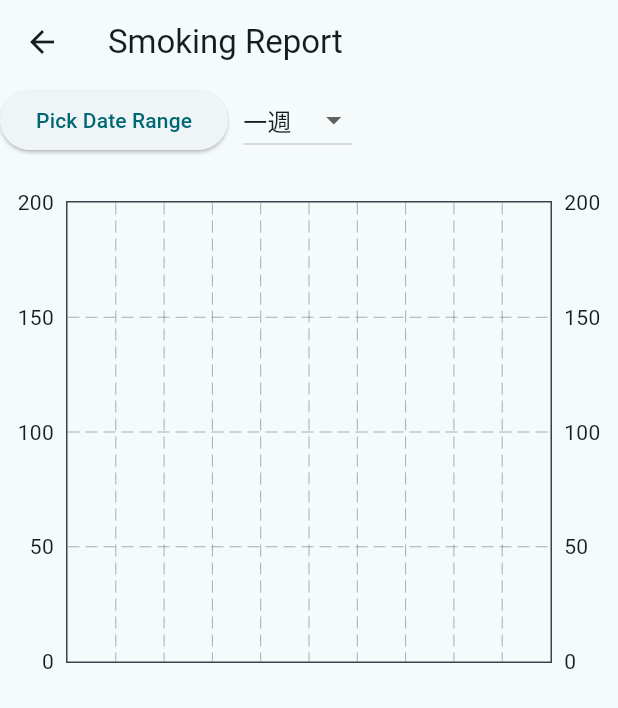
After one commit to yaming8002/smoking_record, a Flutter app: the screen it shows after launch, after a tap on "今日", on a phone screen of 412 x 824 dp. The commit adds this screen. Shown: the top 708 px of the screen. Run offline on Flutter 3.47's test engine with Material 2 defaults, Android fonts, the phone set to English and light mode, and no system bars; drawn by our look-alikes of fl_chart; our stand-ins replace shared_preferences, sqflite, sqflite_common; accounts and stored records are empty.

Commit message:
add report page

```diff
--- a/lib/editRecordPage.dart
+++ b/lib/editRecordPage.dart
@@ -130,8 +130,8 @@ class _EditSomkingPageState extends State<EditSomkingPage> {
                   widget.status.endTime = DateTime.parse('${_endDateController.text} ${_endTimeController.text}');
                   widget.status.totalTime = widget.status.endTime.difference(widget.status.startTime);
                   widget.status.evaluate = _smokingEvaluate!;
-                  // await DBHelper.updateSmokingStatus(widget.status.toMap());
-                  Navigator.pop(context);
+                   await DBHelper.updateSmokingStatus(widget.status.toMap());
+                  Navigator.pop(context,true);
                 },
               ),
             ],
--- a/lib/homePage.dart
+++ b/lib/homePage.dart
@@ -3,6 +3,7 @@ import 'dart:async';
 import 'package:flutter/cupertino.dart';
 import 'package:flutter/material.dart';
 import 'package:intl/intl.dart';
+import 'package:smoking_record/reportPage.dart';
 import 'package:smoking_record/settingPage.dart';
 import 'package:sqflite/sqflite.dart';
 
@@ -50,16 +51,30 @@ class _MyHomePageState extends State<HomePage> {
     await getDayAndWeekTotalNum();
   }
 
+
+  String? formatDate(String? isoDate) {
+    if (isoDate == null) {
+      return isoDate ;
+    }
+    DateTime parsedDate = DateTime.parse(isoDate);
+    return DateFormat('yyyy-MM-dd HH:mm:ss').format(parsedDate);
+  }
+
   Future<void> getLastEndTime() async {
     final maps = await db?.rawQuery(
         "SELECT endTime FROM SmokingStatus ORDER BY endTime DESC LIMIT 1");
 
     if (maps != null && maps.isNotEmpty) {
-      final formattedEndTime = maps.first['endTime'] as String?;
-      final timeChange = AppSettings.getTimeChange();
-      if (formattedEndTime != null && formattedEndTime.compareTo(timeChange) >= 0) {
+      final   formattedEndTime = formatDate((maps.first['endTime'] as String?)) ;
+      String now = DateFormat('yyyy-MM-dd').format(DateTime.now()) ;
+      print(formattedEndTime) ;
+      final timeChange = '$now ${AppSettings.getTimeChange()}';
+
+      print(timeChange) ;
+      if (formattedEndTime != null &&
+          formattedEndTime.compareTo(timeChange) >= 0) {
         setState(() {
-          _targetTime = DateTime.parse(formattedEndTime) ;
+          _targetTime = DateTime.parse(formattedEndTime);
         });
       }
     }
@@ -84,30 +99,34 @@ class _MyHomePageState extends State<HomePage> {
     return '$hours:$minutes:$seconds';
   }
 
-  List<String> daterange(DateTime now ){
-    String timeChange = AppSettings.getTimeChange() ;
-    String formattedStartOfWeekDate = DateFormat("yyyy-MM-dd").format(now.subtract(Duration(days: now.weekday - 1)));
-    DateTime startDateTime = DateTime.parse('$formattedStartOfWeekDate $timeChange');
+  List<String> daterange(DateTime now) {
+    String timeChange = AppSettings.getTimeChange();
+    String formattedStartOfWeekDate = DateFormat("yyyy-MM-dd")
+        .format(now.subtract(Duration(days: now.weekday - 1)));
+    DateTime startDateTime =
+        DateTime.parse('$formattedStartOfWeekDate $timeChange');
     DateTime endDateTime = startDateTime.add(Duration(days: 7));
-    List<String> list = [DateFormat("yyyy-MM-dd").format(startDateTime),
-      DateFormat("yyyy-MM-dd").format(endDateTime)]  ;
-    return list ;
+    List<String> list = [
+      DateFormat("yyyy-MM-dd").format(startDateTime),
+      DateFormat("yyyy-MM-dd").format(endDateTime)
+    ];
+    return list;
   }
 
   Future<void> getDayAndWeekTotalNum() async {
     await getLastEndTime();
 
     DateTime now = DateTime.now();
-    String todayStart =DateFormat("yyyy-MM-dd").format(now) ;
-    List<String> rangeDate = daterange(now) ;
+    String todayStart = DateFormat("yyyy-MM-dd").format(now);
+    List<String> rangeDate = daterange(now);
     String weekSelect = '''SELECT
       SUM(count) as smokeCount,
       SUM(totalTime) as totalSmokingTime,
       avg(spacing) as smokingInterval
-      FROM summaryDay WHERE sDate >= ? and  sDate <= ? ''' ;
+      FROM summaryDay WHERE sDate >= ? and  sDate <= ? ''';
 
     // Query for the week data
-    final weekTotalres = await db?.rawQuery( weekSelect, rangeDate);
+    final weekTotalres = await db?.rawQuery(weekSelect, rangeDate);
     if (weekTotalres != null && weekTotalres.isNotEmpty) {
       setState(() {
         weekTotalNum = (weekTotalres.first['smokeCount'] ?? 0) as int;
@@ -119,18 +138,17 @@ class _MyHomePageState extends State<HomePage> {
                     .round());
       });
     }
-    String daySelect =  '''SELECT * FROM summaryDay WHERE sDate = ? ''' ;
+    String daySelect = '''SELECT * FROM summaryDay WHERE sDate = ? ''';
     // Query for the day data
-    final res = await db?.rawQuery( daySelect,  [todayStart]);
+    final res = await db?.rawQuery(daySelect, [todayStart]);
 
     if (res != null && res.isNotEmpty) {
       setState(() {
         dayTotalNum = (res.first['count'] ?? 0) as int;
         dayAllTime =
             Duration(milliseconds: (res.first['totalTime'] ?? 0) as int);
-        daySpacing = Duration(
-            milliseconds:
-                (res.first['spacing'] as int? ?? 0).round());
+        daySpacing =
+            Duration(milliseconds: (res.first['spacing'] as int? ?? 0).round());
       });
     }
   }
@@ -138,16 +156,24 @@ class _MyHomePageState extends State<HomePage> {
   void _navigateToSecondPage() async {
     // 创建 HistoryList 并设置当前时间
     SmokingStatus newStatus = SmokingStatus(
-      null,      // 此處設定為 null 以便 SQLite 自動生成一個 ID
-      1,      // 這是一個代表菸數的範例數值，請替換為實際菸數
-      DateTime.now(),      // 這是抽菸開始時間，現在設定為當前時間
-      DateTime.now(),      // 這是抽菸結束時間，現在設定為當前時間
-      3,      // 這是一個代表評價等級的範例數值，請替換為實際評價等級
-      DateTime.now().difference(DateTime.now()),      // 此處為總抽菸時間，目前為 0，因為起始和結束時間相同
-      _targetTime == null ? null  : DateTime.now().difference(_targetTime!), // 這是抽菸的間隔時間，
+      null,
+      // 此處設定為 null 以便 SQLite 自動生成一個 ID
+      1,
+      // 這是一個代表菸數的範例數值，請替換為實際菸數
+      DateTime.now(),
+      // 這是抽菸開始時間，現在設定為當前時間
+      DateTime.now(),
+      // 這是抽菸結束時間，現在設定為當前時間
+      3,
+      // 這是一個代表評價等級的範例數值，請替換為實際評價等級
+      DateTime.now().difference(DateTime.now()),
+      // 此處為總抽菸時間，目前為 0，因為起始和結束時間相同
+      _targetTime == null
+          ? null
+          : DateTime.now().difference(_targetTime!), // 這是抽菸的間隔時間，
     );
 
-    print(newStatus.toString()) ;
+    print(newStatus.toString());
     await Navigator.push(
       // 必須新增 await 否則會先執行厚片的代碼 getDayAndWeekTotalNum()
       context,
@@ -226,10 +252,11 @@ class _MyHomePageState extends State<HomePage> {
               child: Column(
                 children: <Widget>[
                   // 今日區塊
-                  _buildInfoSection('今日', dayTotalNum, dayAllTime, daySpacing),
+                  _buildInfoSection('今日','一週', dayTotalNum, dayAllTime, daySpacing),
                   SizedBox(height: 20.0), // 間距
                   // 本週區塊
-                  _buildInfoSection('本週', weekTotalNum, weekAllTime, weekSpacing),
+                  _buildInfoSection(
+                      '本週', '一週', weekTotalNum, weekAllTime, weekSpacing),
                 ],
               ),
             ),
@@ -253,8 +280,16 @@ class _MyHomePageState extends State<HomePage> {
     );
   }
 
-  Widget _buildInfoSection(String title, int? totalNum, Duration? allTime, Duration? spacing) {
-    return Container(
+  Widget _buildInfoSection(
+      String title,String dropdownValue, int? totalNum, Duration? allTime, Duration? spacing) {
+    return GestureDetector(
+        onTap: () {
+          Navigator.push(
+            context,
+            MaterialPageRoute(builder: (context) => ReportPage(dropdownValue:dropdownValue)),
+          );
+        },
+        child: Container(
           padding: EdgeInsets.all(8.0),
           decoration: BoxDecoration(
             color: Colors.white60,
@@ -262,18 +297,21 @@ class _MyHomePageState extends State<HomePage> {
           ),
           child: Column(
             children: <Widget>[
-          Text(title, style: TextStyle(fontSize: 20, fontWeight: FontWeight.bold)),
+              Text(title,
+                  style: TextStyle(fontSize: 20, fontWeight: FontWeight.bold)),
               Row(
                 mainAxisAlignment: MainAxisAlignment.spaceAround,
                 children: <Widget>[
-              _buildInfoCard(context,'吸菸數', totalNum?.toString() ?? "0"),
-              _buildInfoCard(context,'累計時間', _formatDuration(allTime ?? Duration.zero)),
-              _buildInfoCard(context,'平均間隔', _formatDuration(spacing ?? Duration.zero)),
+                  _buildInfoCard(context, '吸菸數', totalNum?.toString() ?? "0"),
+                  _buildInfoCard(context, '累計時間',
+                      _formatDuration(allTime ?? Duration.zero)),
+                  _buildInfoCard(context, '平均間隔',
+                      _formatDuration(spacing ?? Duration.zero)),
                 ],
               ),
             ],
           ),
-    );
+        ));
   }
 
   Widget _buildInfoCard(BuildContext context, String title, String content) {
@@ -314,8 +352,6 @@ class _MyHomePageState extends State<HomePage> {
           ],
         ),
       ),
-
     );
   }
-
 }
--- /dev/null
+++ b/lib/reportPage.dart
@@ -0,0 +1,226 @@
+import 'package:flutter/material.dart';
+import 'package:fl_chart/fl_chart.dart';
+import 'package:sqflite/sqflite.dart';
+
+import 'databace/DatabaseHelper.dart';
+import 'databace/summaryDay.dart';
+
+class ReportPage extends StatefulWidget {
+  String dropdownValue;
+
+  ReportPage({super.key, required this.dropdownValue});
+
+  @override
+  _ReportPageState createState() => _ReportPageState();
+}
+
+class _ReportPageState extends State<ReportPage> {
+  late DateTimeRange dateRange;
+  Database? db;
+  String dropdownValue = '';
+
+  List<summaryDay> _summaryDayList = [];
+
+  @override
+  void initState() {
+    super.initState();
+    dropdownValue = widget.dropdownValue;
+    dateRange = DateTimeRange(
+      start: DateTime.now()
+          .subtract(Duration(days: DateTime.now().weekday - 1)), // 星期一
+      end:
+          DateTime.now().add(Duration(days: 7 - DateTime.now().weekday)), // 星期日
+    );
+    _loadDB().then((_) {
+      _loadData();
+    });
+  }
+
+  _loadDB() async {
+    db = await DBHelper.database;
+  }
+
+  _loadData() async {
+    if (db == null) return; // 確保db已初始化
+    String startDate = dateRange.start.toIso8601String().substring(0, 10);
+    String endDate = dateRange.end.toIso8601String().substring(0, 10);
+
+    List<Map<String, dynamic>> list = await db!.rawQuery(
+        'SELECT * from summaryDay where sDate between ? and ?',
+        [startDate, endDate]);
+
+    _summaryDayList = list.map((item) => summaryDay.fromMap(item)).toList();
+    _summaryDayList.forEach((element) {
+      print(element.toString());
+    });
+    setState(() {});
+  }
+
+  // _loadDataBySmokingStatus() async {
+  //   DateTime startDate =
+  //   DateTime.parse(_selectedDate + ' ' + AppSettings.getTimeChange());
+  //   DateTime endDate = startDate.add(Duration(days: 1));
+  //
+  //
+  //   int offset = _currentPage * _itemsPerPage; // 計算偏移量
+  //   List<Map<String, dynamic>> list = await db!.rawQuery(
+  //       'SELECT * from SmokingStatus where startTime >= ? AND endTime < ? LIMIT ? OFFSET ?',
+  //       [startDate.toIso8601String(), endDate.toIso8601String(), _itemsPerPage, offset]);
+  //
+  //   _smokingList = list.map((item) => SmokingStatus.fromMap(item)).toList();
+  //   setState(() {});
+  // }
+  double _formatDuration(Duration d) {
+    int minutes = d.inMinutes ;
+    print( minutes) ;
+    return minutes/60;
+  }
+
+  List<BarChartGroupData> generateBarGroups() {
+    List<BarChartGroupData> barGroups = [];
+    for (int i = 0; i < _summaryDayList.length; i++) {
+      final data = _summaryDayList[i];
+      print(data.count) ;
+      barGroups.add(
+        BarChartGroupData(
+          x: i,
+          barRods: [
+            BarChartRodData(
+              toY: data.count.toDouble(), // 假設 count 是 int，需要轉為 double
+              color: Colors.red,
+            ),
+            BarChartRodData(
+              toY:  data.evaluate, // 假設 count 是 int，需要轉為 double
+              color: Colors.amber,
+            ),
+            BarChartRodData(
+              toY: data.avgTime.inMinutes.toDouble(), // 假設 count 是 int，需要轉為 double
+              color: Colors.orangeAccent,
+            ),
+            BarChartRodData(
+              toY: data.spacing.inMinutes.toDouble(), // 假設 count 是 int，需要轉為 double
+              color: Colors.green,
+            ),
+          ],
+          showingTooltipIndicators: [0],
+        ),
+      );
+
+    }
+    return barGroups;
+  }
+
+  @override
+  Widget build(BuildContext context) {
+    return Scaffold(
+      appBar: AppBar(title: Text('Smoking Report')),
+      body: Column(
+        children: [
+          Row(
+            children: [
+              ElevatedButton(
+                onPressed: () async {
+                  final picked = await showDateRangePicker(
+                    context: context,
+                    firstDate: DateTime(2000),
+                    lastDate: DateTime(2100),
+                    initialDateRange: dateRange,
+                  );
+                  if (picked != null) {
+                    setState(() {
+                      dateRange = picked;
+                      _loadData();
+                    });
+                  }
+                },
+                child: Text('Pick Date Range'),
+              ),
+              SizedBox(width: 10),
+              DropdownButton<String>(
+                value: dropdownValue,
+                onChanged: (value) {
+                  setState(() {
+                    dropdownValue = value ?? '一週';
+                    _loadData();
+                  });
+                },
+                items: <String>['單日', '一週', '一個月']
+                    .map<DropdownMenuItem<String>>((String value) {
+                  return DropdownMenuItem<String>(
+                    value: value,
+                    child: Text(value),
+                  );
+                }).toList(),
+              ),
+            ],
+          ),
+          Expanded(
+              child: BarChart(
+            BarChartData(
+              alignment: BarChartAlignment.spaceAround,
+              maxY: 200,
+              // 根據您的數據範圍調整
+              barTouchData: BarTouchData(
+                enabled: false,
+              ),
+              titlesData: FlTitlesData(
+                show: true,
+                bottomTitles: AxisTitles(
+                  sideTitles: SideTitles(
+                    showTitles: true,
+                    getTitlesWidget: (value, meta) {
+                      int index = value.toInt();
+                      if (index >= 0 && index < _summaryDayList.length) {
+                        return Text(_summaryDayList[index]
+                            .sDate); // 假設 sDate 是日期的字符串表示形式
+                      }
+                      return Text('');
+                    },
+                  ),
+                ),
+
+              ),
+
+              borderData: FlBorderData(
+
+                show: true,
+                border: Border.all(
+
+                  color: const Color(0xff37434d),
+                  width: 1,
+                ),
+
+
+              ),
+              barGroups: generateBarGroups(),
+            ),
+          )),
+          Expanded(
+
+            child: ListView.builder(
+              itemCount: _summaryDayList.length,
+              itemBuilder: (context, index) {
+                final data = _summaryDayList[index];
+                return ListTile(
+                  title: Text(data.sDate),
+                  subtitle: Table(
+                    children: [
+                      TableRow(children: [
+                        Text('總數吸菸數: ${data.count}'),
+                        Text('總計抽菸時間: ${data.totalTime.inMinutes}分鐘'),
+                      ]),
+                      TableRow(children: [
+                        Text('平均時間間隔:  ${data.spacing.inMinutes}分鐘'),
+                        Text('平均吸菸間隔時間: ${data.avgTime.inMinutes}分鐘'),
+                      ]),
+                    ],
+                  ),
+                );
+              },
+            ),
+          ),
+        ],
+      ),
+    );
+  }
+}
--- a/pubspec.yaml
+++ b/pubspec.yaml
@@ -40,7 +40,7 @@ dependencies:
   path_provider: ^2.0.15
   shared_preferences: ^2.0.7
   intl: ^0.17.0 # 加入 intl 依賴
-
+  fl_chart: ^0.63.0
 dev_dependencies:
   flutter_test:
     sdk: flutter
```
Also changed, not shown: lib/SmokingListPage.dart (+21 -20 lines), lib/addSomkingPage.dart (+29 -16 lines), lib/databace/DatabaseHelper.dart (+28 -5 lines), pubspec.lock. Lines whose indentation alone changed are shown as unchanged.
